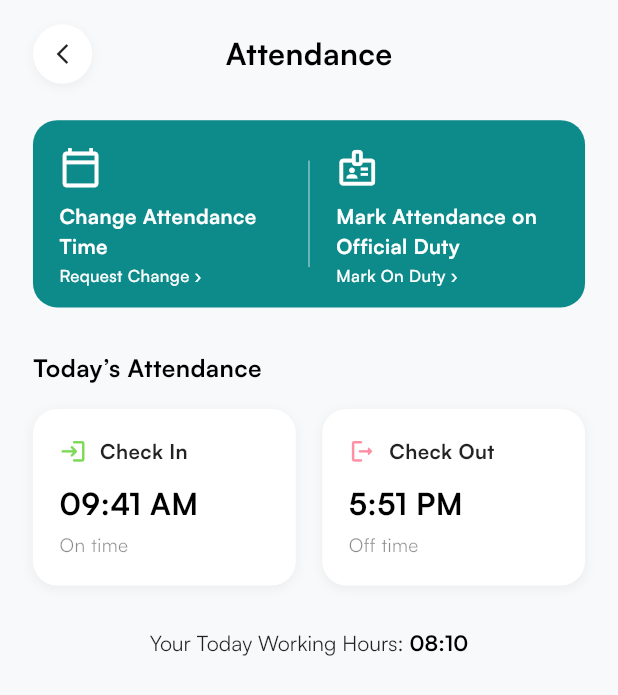
After one commit to BidecSolutions/erp-mobile-app, a Flutter app: the AttendanceScreen screen opened directly, on a phone screen of 412 x 824 dp. The commit adds this screen. Shown: the top 695 px of the screen. Run offline on Flutter 3.47's test engine with Material 3 defaults, Android fonts, the phone set to English and light mode, and no system bars; our stand-ins replace flutter_screenutil, pinput.

Commit message:
attendance screen, routes setup and other fixes

```diff
--- a/lib/main.dart
+++ b/lib/main.dart
@@ -1,6 +1,6 @@
 import 'package:flutter/material.dart';
 import 'package:flutter_screenutil/flutter_screenutil.dart';
-import 'package:flutter_app/layouts/main_layout.dart'; // 👈 import this
+import 'package:flutter_app/layouts/main_layout.dart';
 
 void main() {
   runApp(const MyApp());
--- /dev/null
+++ b/lib/screens/attendance_screen.dart
@@ -0,0 +1,281 @@
+import 'package:flutter/material.dart';
+import 'package:flutter_screenutil/flutter_screenutil.dart';
+
+class AttendanceScreen extends StatelessWidget {
+  const AttendanceScreen({super.key});
+
+  @override
+  Widget build(BuildContext context) {
+    return Scaffold(
+      backgroundColor: const Color(0xFFF7F9FB),
+      body: SafeArea(
+        child: Padding(
+          padding: EdgeInsets.symmetric(horizontal: 20.w, vertical: 16.h),
+          child: Column(
+            crossAxisAlignment: CrossAxisAlignment.start,
+            children: [
+              Stack(
+                alignment: Alignment.center,
+                children: [
+                  Align(
+                    alignment: Alignment.centerLeft,
+                    child: Container(
+                      height: 36.w,
+                      width: 36.w,
+                      decoration: BoxDecoration(
+                        color: Colors.white,
+                        shape: BoxShape.circle,
+                        boxShadow: [
+                          BoxShadow(
+                            color: Colors.black.withValues(alpha: 0.05),
+                            blurRadius: 5,
+                            offset: const Offset(0, 2),
+                          ),
+                        ],
+                      ),
+                      child: const Icon(Icons.arrow_back_ios_new, size: 16),
+                    ),
+                  ),
+                  Center(
+                    child: Text(
+                      "Attendance",
+                      style: TextStyle(
+                        fontFamily: 'Satoshi',
+                        fontSize: 20.sp,
+                        fontWeight: FontWeight.w600,
+                        color: Colors.black,
+                      ),
+                    ),
+                  ),
+                ],
+              ),
+
+              SizedBox(height: 24.h),
+
+              Container(
+                height: 123.h,
+                decoration: BoxDecoration(
+                  color: const Color(0xFF0D8A8A),
+                  borderRadius: BorderRadius.circular(16.r),
+                ),
+                child: Row(
+                  children: [
+                    Expanded(
+                      child: Container(
+                        padding: EdgeInsets.all(16.w),
+                        child: Column(
+                          mainAxisAlignment: MainAxisAlignment.start,
+                          crossAxisAlignment: CrossAxisAlignment.start,
+                          children: [
+                            Icon(
+                              Icons.calendar_today_outlined,
+                              color: Colors.white,
+                              size: 28.sp,
+                            ),
+                            SizedBox(height: 8.h),
+                            Text(
+                              "Change Attendance Time",
+                              textAlign: TextAlign.start,
+                              style: TextStyle(
+                                fontFamily: 'Satoshi',
+                                color: Colors.white,
+                                fontSize: 13.5.sp,
+                                fontWeight: FontWeight.w800,
+                              ),
+                            ),
+                            SizedBox(height: 2.h),
+                            Text(
+                              "Request Change ›",
+                              style: TextStyle(
+                                fontFamily: 'Satoshi',
+                                color: Colors.white,
+                                fontSize: 11.sp,
+                                fontWeight: FontWeight.w500,
+                              ),
+                            ),
+                          ],
+                        ),
+                      ),
+                    ),
+                    // Divider
+                    Container(
+                      width: 1,
+                      height: 70.h,
+                      color: Colors.white.withValues(alpha: 0.5),
+                    ),
+                    // Right box
+                    Expanded(
+                      child: Container(
+                        padding: EdgeInsets.all(16.w),
+                        child: Column(
+                          mainAxisAlignment: MainAxisAlignment.start,
+                          crossAxisAlignment: CrossAxisAlignment.start,
+                          children: [
+                            Icon(
+                              Icons.badge_outlined,
+                              color: Colors.white,
+                              size: 28.sp,
+                            ),
+                            SizedBox(height: 8.h),
+                            Text(
+                              "Mark Attendance on Official Duty",
+                              textAlign: TextAlign.start,
+                              style: TextStyle(
+                                fontFamily: 'Satoshi',
+                                color: Colors.white,
+                                fontSize: 13.5.sp,
+                                fontWeight: FontWeight.w800,
+                              ),
+                            ),
+                            SizedBox(height: 2.h),
+                            Text(
+                              "Mark On Duty ›",
+                              style: TextStyle(
+                                fontFamily: 'Satoshi',
+                                color: Colors.white,
+                                fontSize: 11.sp,
+                                fontWeight: FontWeight.w500,
+                              ),
+                            ),
+                          ],
+                        ),
+                      ),
+                    ),
+                  ],
+                ),
+              ),
+
+              SizedBox(height: 28.h),
+
+              // 📅 Today's Attendance
+              Text(
+                "Today’s Attendance",
+                style: TextStyle(
+                  fontFamily: 'Satoshi',
+                  fontWeight: FontWeight.w600,
+                  fontSize: 16.sp,
+                  color: Colors.black,
+                ),
+              ),
+
+              SizedBox(height: 16.h),
+
+              // 🕒 Check In / Out
+              Row(
+                children: [
+                  Expanded(
+                    child: _attendanceCard(
+                      icon: Icons.login_rounded,
+                      iconColor: const Color(0xFF7ED957),
+                      title: "Check In",
+                      time: "09:41 AM",
+                      subtitle: "On time",
+                    ),
+                  ),
+                  SizedBox(width: 16.w),
+                  Expanded(
+                    child: _attendanceCard(
+                      icon: Icons.logout_rounded,
+                      iconColor: const Color(0xFFFF8FA3),
+                      title: "Check Out",
+                      time: "5:51 PM",
+                      subtitle: "Off time",
+                    ),
+                  ),
+                ],
+              ),
+
+              SizedBox(height: 28.h),
+
+              // ⏱ Working Hours
+              Center(
+                child: RichText(
+                  text: TextSpan(
+                    text: "Your Today Working Hours: ",
+                    style: TextStyle(
+                      fontFamily: 'Satoshi',
+                      fontSize: 14.sp,
+                      color: Colors.black87,
+                    ),
+                    children: [
+                      TextSpan(
+                        text: "08:10",
+                        style: TextStyle(
+                          fontFamily: 'Satoshi',
+                          fontWeight: FontWeight.w700,
+                          color: Colors.black,
+                        ),
+                      ),
+                    ],
+                  ),
+                ),
+              ),
+            ],
+          ),
+        ),
+      ),
+    );
+  }
+
+  Widget _attendanceCard({
+    required IconData icon,
+    required Color iconColor,
+    required String title,
+    required String time,
+    required String subtitle,
+  }) {
+    return Container(
+      padding: EdgeInsets.symmetric(horizontal: 16.w, vertical: 18.h),
+      decoration: BoxDecoration(
+        color: Colors.white,
+        borderRadius: BorderRadius.circular(16.r),
+        boxShadow: [
+          BoxShadow(
+            color: Colors.black.withValues(alpha: 0.05),
+            blurRadius: 6,
+            offset: const Offset(0, 2),
+          ),
+        ],
+      ),
+      child: Column(
+        crossAxisAlignment: CrossAxisAlignment.start,
+        children: [
+          Row(
+            children: [
+              Icon(icon, color: iconColor, size: 18.sp),
+              SizedBox(width: 8.w),
+              Text(
+                title,
+                style: TextStyle(
+                  fontFamily: 'Satoshi',
+                  fontSize: 13.5.sp,
+                  color: Colors.black87,
+                  fontWeight: FontWeight.w600,
+                ),
+              ),
+            ],
+          ),
+          SizedBox(height: 10.h),
+          Text(
+            time,
+            style: TextStyle(
+              fontFamily: 'Satoshi',
+              fontWeight: FontWeight.w700,
+              fontSize: 20.sp,
+              color: Colors.black,
+            ),
+          ),
+          SizedBox(height: 4.h),
+          Text(
+            subtitle,
+            style: TextStyle(
+              fontFamily: 'Satoshi',
+              fontSize: 12.5.sp,
+              color: Colors.black45,
+            ),
+          ),
+        ],
+      ),
+    );
+  }
+}
--- a/lib/widgets/custom_modal.dart
+++ b/lib/widgets/custom_modal.dart
@@ -31,7 +31,7 @@ class CustomModal extends StatelessWidget {
             borderRadius: BorderRadius.circular(20),
             boxShadow: [
               BoxShadow(
-                color: Colors.black.withOpacity(0.1),
+                color: Colors.black.withValues(alpha: 0.1),
                 blurRadius: 10,
                 offset: const Offset(0, 5),
               ),
```
Also changed, not shown: lib/constants/fonts.dart (added, +41 -0 lines), lib/layouts/main_layout.dart (+10 -0 lines), lib/main.txt (deleted, +0 -36 lines), lib/routes/app_routes.dart (+15 -0 lines), lib/screens/Leave_Screens/leave_history_screen.dart (+4 -4 lines), lib/screens/Leave_Screens/leave_reversal_screen.dart (+5 -5 lines), lib/screens/Leave_Screens/leave_screen.dart (+4 -4 lines), lib/screens/documents_screen.dart (added, +12 -0 lines), lib/screens/home_screen.dart (+11 -7 lines), lib/screens/loan_screen.dart (added, +12 -0 lines), lib/screens/payroll_screen.dart (added, +12 -0 lines), lib/screens/resignation_screen.dart (added, +12 -0 lines), lib/widgets/bottom_nav_bar.dart (+17 -8 lines).
